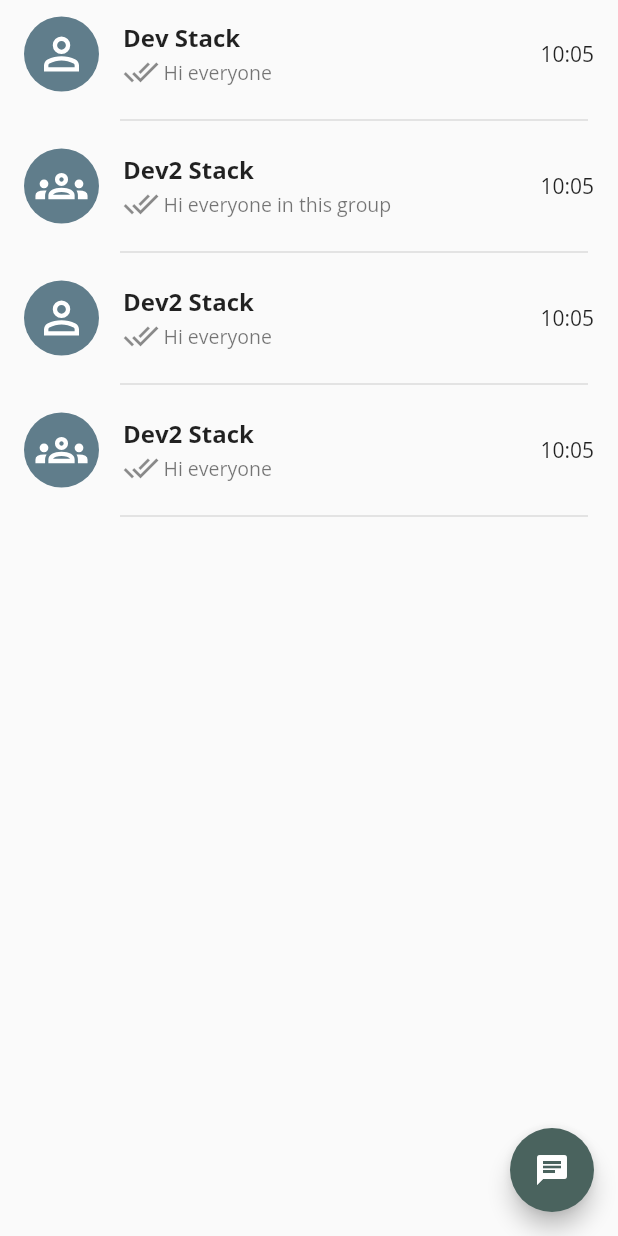
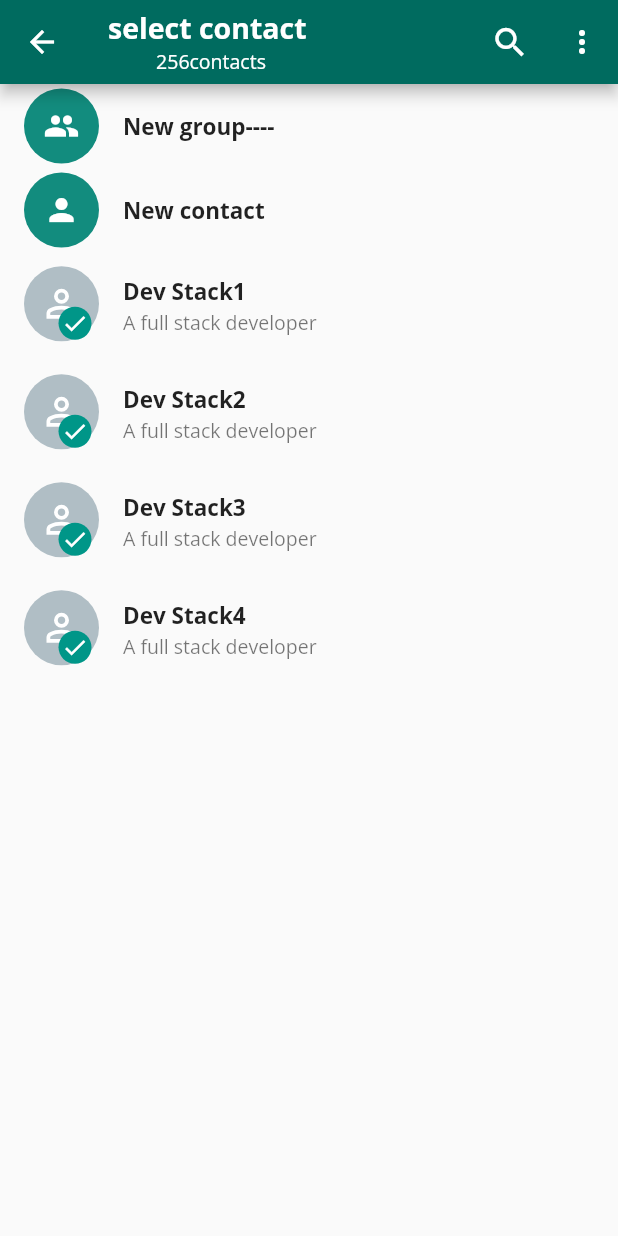
Before and after one commit to rihem435/chatappflutternestjs, a Flutter app: the ChatPage screen opened directly, after a tap on the "chat" icon, on a phone screen of 412 x 824 dp. Run offline on Flutter 3.47's test engine with Material 2 defaults, Android fonts, the phone set to English and light mode, and no system bars; our stand-ins replace emoji_picker_flutter, flutter_svg.

Commit message:
create screen select contact

```diff
--- /dev/null
+++ b/app/lib/customUI/custom_button_card.dart
@@ -0,0 +1,28 @@
+import 'package:app/model/chat_model.dart';
+import 'package:flutter/material.dart';
+import 'package:flutter_svg/svg.dart';
+
+class CustomButtonCard extends StatelessWidget {
+  final String? name;
+  final IconData? iconData;
+  const CustomButtonCard({Key? key, this.name, this.iconData}) : super(key: key);
+
+  @override
+  Widget build(BuildContext context) {
+    return ListTile(
+      leading: CircleAvatar(
+        radius: 25,
+        child:Icon(iconData, color: Colors.white,),
+        backgroundColor:Color(0xFF128C7E),
+      ),
+      title: Text(
+        name!,
+        style: TextStyle(
+          fontWeight: FontWeight.bold,
+          fontSize: 15,
+        ),
+      ),
+
+    );
+  }
+}
--- /dev/null
+++ b/app/lib/customUI/custom_contact_card.dart
@@ -0,0 +1,51 @@
+import 'package:app/model/chat_model.dart';
+import 'package:flutter/material.dart';
+import 'package:flutter_svg/flutter_svg.dart';
+
+class CustomContactCard extends StatelessWidget {
+  final ChatModel? contact;
+  const CustomContactCard({Key? key, this.contact}) : super(key: key);
+
+  @override
+  Widget build(BuildContext context) {
+    return ListTile(
+      leading: Container(
+        height: 53,
+        width: 50,
+        child: Stack(
+          children: [
+            CircleAvatar(
+              radius: 25,
+              child: SvgPicture.asset(
+                "assets/person.svg",
+                color: Colors.white,
+                height: 30,
+              ),
+              backgroundColor: Colors.blueGrey[200],
+            ),
+            Positioned(
+              bottom: 4,
+              right: 5,
+              child: CircleAvatar(
+                child: Icon(Icons.check, color: Colors.white, size: 18),
+                radius: 11,
+                backgroundColor: Colors.teal,
+              ),
+            )
+          ],
+        ),
+      ),
+      title: Text(
+        contact!.name!,
+        style: TextStyle(
+          fontWeight: FontWeight.bold,
+          fontSize: 15,
+        ),
+      ),
+      subtitle: Text(
+        contact!.status!,
+        style: TextStyle(fontSize: 13),
+      ),
+    );
+  }
+}
--- a/app/lib/model/chat_model.dart
+++ b/app/lib/model/chat_model.dart
@@ -4,6 +4,13 @@ class ChatModel {
   final bool? isGroup;
   final String? time;
   final String? currentMessage;
+  final String? status;
+   bool select = false;
   ChatModel(
-      {this.name, this.icon, this.isGroup, this.time, this.currentMessage});
+      {this.name,
+      this.icon,
+      this.isGroup,
+      this.time,
+      this.currentMessage,
+      this.status,this.select=false});
 }
--- a/app/lib/pages/chat_page.dart
+++ b/app/lib/pages/chat_page.dart
@@ -1,5 +1,6 @@
 import 'package:app/customUI/custom_card.dart';
 import 'package:app/model/chat_model.dart';
+import 'package:app/screens/select_contact_screen.dart';
 import 'package:flutter/material.dart';
 
 class ChatPage extends StatefulWidget {
@@ -47,7 +48,10 @@ class _ChatPageState extends State<ChatPage> {
         ),
       ),
       floatingActionButton: FloatingActionButton(
-        onPressed: () {},
+        onPressed: () {
+          Navigator.of(context).push(
+              MaterialPageRoute(builder: (builder) => SelectContactScreen()));
+        },
         child: Icon(Icons.chat),
       ),
     );
--- /dev/null
+++ b/app/lib/screens/select_contact_screen.dart
@@ -0,0 +1,99 @@
+import 'package:app/customUI/custom_button_card.dart';
+import 'package:app/customUI/custom_contact_card.dart';
+import 'package:app/model/chat_model.dart';
+import 'package:app/screens/create_group_screen.dart';
+import 'package:flutter/material.dart';
+
+class SelectContactScreen extends StatefulWidget {
+  const SelectContactScreen({Key? key}) : super(key: key);
+
+  @override
+  _SelectContactScreenState createState() => _SelectContactScreenState();
+}
+
+class _SelectContactScreenState extends State<SelectContactScreen> {
+  @override
+  Widget build(BuildContext context) {
+    List<ChatModel> contacts = [
+      ChatModel(name: "Dev Stack1", status: "A full stack developer"),
+      ChatModel(name: "Dev Stack2", status: "A full stack developer"),
+      ChatModel(name: "Dev Stack3", status: "A full stack developer"),
+      ChatModel(name: "Dev Stack4", status: "A full stack developer"),
+    ];
+    return Scaffold(
+      appBar: AppBar(
+        title: Column(
+          mainAxisAlignment: MainAxisAlignment.center,
+          crossAxisAlignment: CrossAxisAlignment.center,
+          children: [
+            Text(
+              "select contact ",
+              style: TextStyle(fontSize: 19, fontWeight: FontWeight.bold),
+            ),
+            Text(
+              "256contacts",
+              style: TextStyle(fontSize: 13),
+            ),
+          ],
+        ),
+        actions: [
+          IconButton(onPressed: () {}, icon: Icon(Icons.search, size: 26)),
+          PopupMenuButton<String>(itemBuilder: (BuildContext build) {
+            return [
+              PopupMenuItem(
+                child: Text('Invite a friend '),
+                value: "Invite a Friend",
+              ),
+              PopupMenuItem(
+                child: Text('Contacts'),
+                value: "Contacts",
+              ),
+              PopupMenuItem(
+                child: Text('Refresh'),
+                value: "Refresh",
+              ),
+              PopupMenuItem(
+                child: Text('Help'),
+                value: "Help",
+              )
+            ];
+          })
+        ],
+      ),
+      body: ListView.builder(
+        itemCount: contacts.length + 2,
+        itemBuilder: ((context, index) {
+          if (index == 0) {
+            return InkWell(
+              child: CustomButtonCard(
+                iconData: Icons.group,
+                name: "New group----",
+              ),
+              onTap: () {
+                print('----------------tap------------------');
+                Navigator.push(
+                    context,
+                    MaterialPageRoute(
+                        builder: (builder) => CreateGroupScreen()));
+              },
+            );
+          } else if (index == 1) {
+            return CustomButtonCard(
+              iconData: Icons.person,
+              name: "New contact",
+            );
+          }
+
+          return InkWell(
+            child: CustomContactCard(
+              contact: contacts[index - 2],
+            ),
+            onTap: () {
+              print("99999999999999999999999999999");
+            },
+          );
+        }),
+      ),
+    );
+  }
+}
```
Also changed, not shown: app/lib/main.dart (+75 -0 lines), app/lib/screens/create_group_screen.dart (added, +61 -0 lines).
